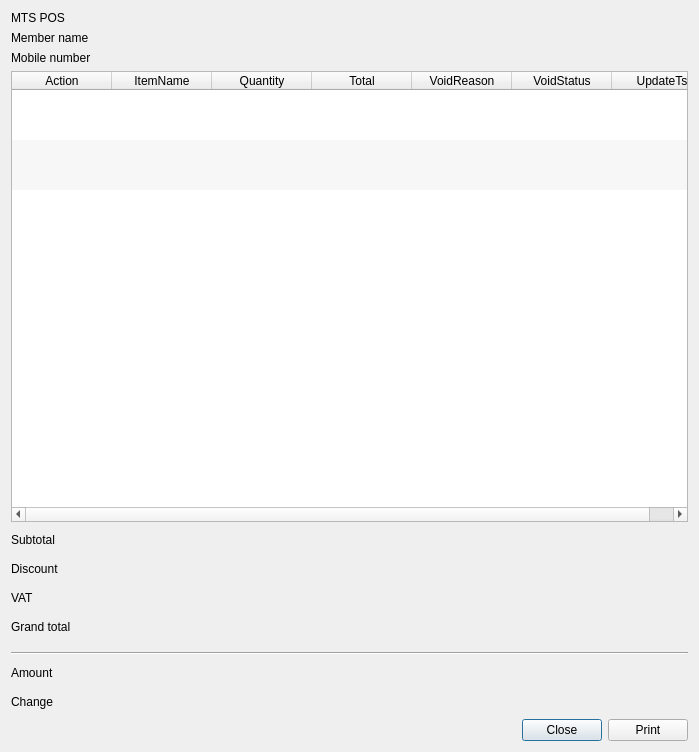
This is app/views/templates/generated/ViewReceipt.ui in rondalefloyd/mts-pos as Qt 5 draws it before an edit. The edited form follows.
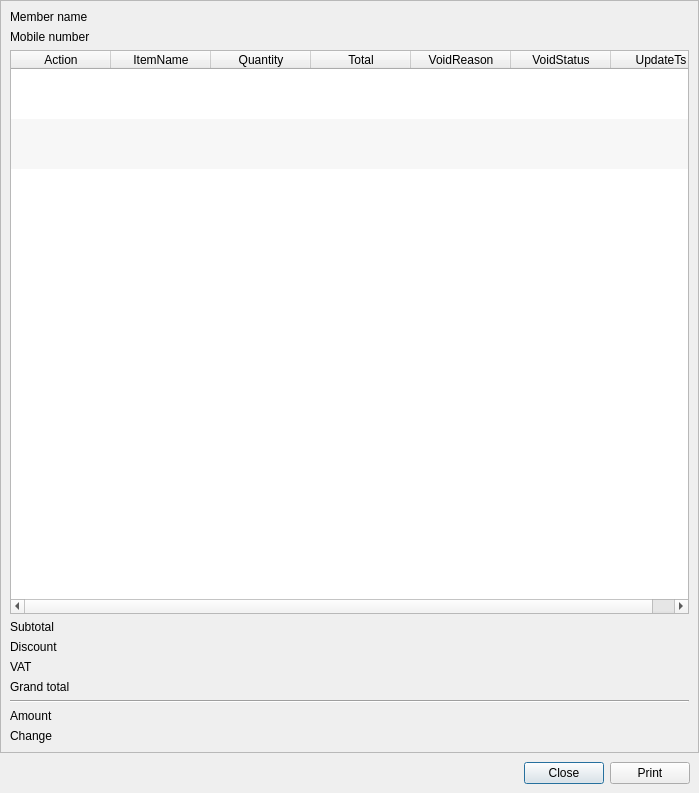
This is the edited form.

```diff
--- a/app/views/templates/generated/ViewReceipt.ui
+++ b/app/views/templates/generated/ViewReceipt.ui
@@ -7,28 +7,39 @@
     <x>0</x>
     <y>0</y>
     <width>699</width>
-    <height>752</height>
+    <height>793</height>
    </rect>
   </property>
   <property name="windowTitle">
    <string>view receipt</string>
   </property>
   <layout class="QVBoxLayout" name="verticalLayout">
+   <property name="spacing">
+    <number>0</number>
+   </property>
+   <property name="leftMargin">
+    <number>0</number>
+   </property>
+   <property name="topMargin">
+    <number>0</number>
+   </property>
+   <property name="rightMargin">
+    <number>0</number>
+   </property>
+   <property name="bottomMargin">
+    <number>0</number>
+   </property>
    <item>
-    <widget class="QLabel" name="label_6">
-     <property name="sizePolicy">
-      <sizepolicy hsizetype="Preferred" vsizetype="Fixed">
-       <horstretch>0</horstretch>
-       <verstretch>0</verstretch>
-      </sizepolicy>
+    <widget class="QFrame" name="frame">
+     <property name="frameShape">
+      <enum>QFrame::StyledPanel</enum>
      </property>
-     <property name="text">
-      <string>MTS POS</string>
+     <property name="frameShadow">
+      <enum>QFrame::Raised</enum>
      </property>
-    </widget>
-   </item>
+     <layout class="QVBoxLayout" name="verticalLayout_2">
    <item>
-    <layout class="QFormLayout" name="formLayout_3">
+       <layout class="QFormLayout" name="formLayout">
      <item row="0" column="0">
       <widget class="QLabel" name="label_5">
        <property name="text">
@@ -165,7 +176,7 @@
     </widget>
    </item>
    <item>
-    <layout class="QFormLayout" name="formLayout">
+       <layout class="QFormLayout" name="formLayout_3">
      <item row="0" column="0">
       <widget class="QLabel" name="label">
        <property name="text">
@@ -177,7 +188,7 @@
       <widget class="QLabel" name="labelSubtotal">
        <property name="font">
         <font>
-         <pointsize>15</pointsize>
+            <pointsize>8</pointsize>
          <weight>75</weight>
          <bold>true</bold>
         </font>
@@ -201,7 +212,7 @@
       <widget class="QLabel" name="labelDiscount">
        <property name="font">
         <font>
-         <pointsize>15</pointsize>
+            <pointsize>8</pointsize>
          <weight>75</weight>
          <bold>true</bold>
         </font>
@@ -225,7 +236,7 @@
       <widget class="QLabel" name="labelTax">
        <property name="font">
         <font>
-         <pointsize>15</pointsize>
+            <pointsize>8</pointsize>
          <weight>75</weight>
          <bold>true</bold>
         </font>
@@ -249,7 +260,7 @@
       <widget class="QLabel" name="labelGrandTotal">
        <property name="font">
         <font>
-         <pointsize>20</pointsize>
+            <pointsize>8</pointsize>
          <weight>75</weight>
          <bold>true</bold>
         </font>
@@ -262,29 +273,18 @@
        </property>
       </widget>
      </item>
-    </layout>
-   </item>
-   <item>
-    <widget class="Line" name="line">
-     <property name="orientation">
-      <enum>Qt::Horizontal</enum>
-     </property>
-    </widget>
-   </item>
-   <item>
-    <layout class="QFormLayout" name="formLayout_2">
-     <item row="0" column="0">
+        <item row="5" column="0">
       <widget class="QLabel" name="label_7">
        <property name="text">
         <string>Amount</string>
        </property>
       </widget>
      </item>
-     <item row="0" column="1">
+        <item row="5" column="1">
       <widget class="QLabel" name="labelAmount">
        <property name="font">
         <font>
-         <pointsize>15</pointsize>
+            <pointsize>8</pointsize>
          <weight>75</weight>
          <bold>true</bold>
         </font>
@@ -297,18 +297,18 @@
        </property>
       </widget>
      </item>
-     <item row="1" column="0">
+        <item row="6" column="0">
       <widget class="QLabel" name="label_8">
        <property name="text">
         <string>Change</string>
        </property>
       </widget>
      </item>
-     <item row="1" column="1">
+        <item row="6" column="1">
       <widget class="QLabel" name="labelChange">
        <property name="font">
         <font>
-         <pointsize>15</pointsize>
+            <pointsize>8</pointsize>
          <weight>75</weight>
          <bold>true</bold>
         </font>
@@ -321,10 +321,21 @@
        </property>
       </widget>
      </item>
-    </layout>
+        <item row="4" column="0" colspan="2">
+         <widget class="Line" name="line_2">
+          <property name="orientation">
+           <enum>Qt::Horizontal</enum>
+          </property>
+         </widget>
+        </item>
+       </layout>
+      </item>
+     </layout>
+    </widget>
    </item>
    <item>
-    <layout class="QHBoxLayout" name="horizontalLayout">
+    <widget class="QWidget" name="widgetConfirmationButton" native="true">
+     <layout class="QHBoxLayout" name="horizontalLayout_2">
      <item>
       <spacer name="horizontalSpacer">
        <property name="orientation">
@@ -353,6 +364,7 @@
       </widget>
      </item>
     </layout>
+    </widget>
    </item>
   </layout>
  </widget>
```
Left out of the diff: 3 changed lines with no effect on the pictures. Lines whose indentation alone changed are shown as unchanged.
